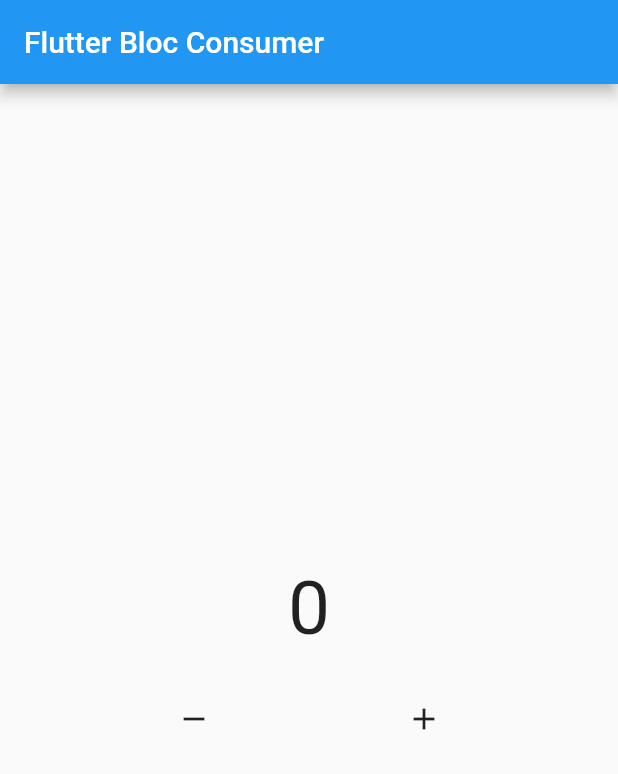
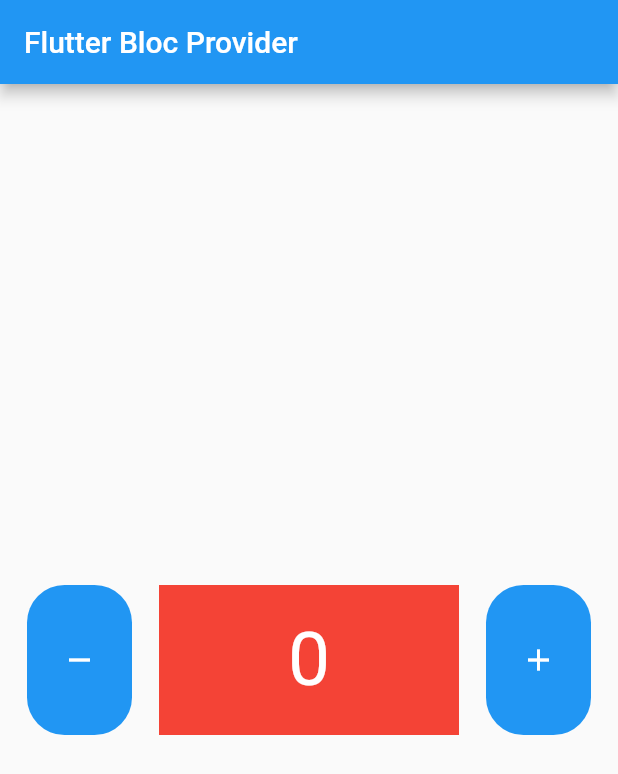
Before and after one commit to juragancode/latihan_bloc, a Flutter app: the screen it shows after launch, after a tap on the "remove" icon, after a tap on the "add" icon, on a phone screen of 412 x 824 dp. Shown: the top 774 px of the screen. Run offline on Flutter 3.47's test engine with Material 2 defaults, Android fonts, the phone set to English and light mode, and no system bars; our stand-ins replace bloc, flutter_bloc.

Commit message:
Bloc Provider

```diff
--- a/lib/main.dart
+++ b/lib/main.dart
@@ -1,4 +1,6 @@
 import 'package:flutter/material.dart';
+import 'package:flutter_bloc/flutter_bloc.dart';
+import 'package:latihan_bloc/bloc/counter.dart';
 import 'package:latihan_bloc/pages/home.dart';
 
 void main() {
@@ -11,8 +13,11 @@ class MyApp extends StatelessWidget {
   // This widget is the root of your application.
   @override
   Widget build(BuildContext context) {
-    return MaterialApp(
-      home: HomePage(),
+    return BlocProvider(
+      create: (context) => Counter(),
+      child: MaterialApp(
+        home: HomePage(),
+      ),
     );
   }
 }
--- /dev/null
+++ b/lib/pages/center_widget.dart
@@ -0,0 +1,27 @@
+import 'package:flutter/material.dart';
+import 'package:flutter_bloc/flutter_bloc.dart';
+import 'package:latihan_bloc/bloc/counter.dart';
+
+class CenterWidget extends StatelessWidget {
+  const CenterWidget({
+    Key? key,
+  }) : super(key: key);
+
+  @override
+  Widget build(BuildContext context) {
+    Counter myCounter = BlocProvider.of<Counter>(context);
+    return Center(
+      child: BlocBuilder(
+        bloc: myCounter,
+        builder: (context, state) {
+          return Center(
+            child: Text(
+              "$state",
+              style: TextStyle(fontSize: 50, color: Colors.white),
+            ),
+          );
+        },
+      ),
+    );
+  }
+}
--- /dev/null
+++ b/lib/pages/data_widget.dart
@@ -0,0 +1,18 @@
+import 'package:flutter/material.dart';
+import 'package:latihan_bloc/pages/center_widget.dart';
+
+class DataWidget extends StatelessWidget {
+  const DataWidget({
+    Key? key,
+  }) : super(key: key);
+
+  @override
+  Widget build(BuildContext context) {
+    return Container(
+      height: 100,
+      width: 200,
+      color: Colors.red,
+      child: CenterWidget(),
+    );
+  }
+}
--- a/lib/pages/home.dart
+++ b/lib/pages/home.dart
@@ -1,94 +1,58 @@
+import 'dart:developer';
+
 import 'package:flutter/material.dart';
 import 'package:flutter_bloc/flutter_bloc.dart';
 import 'package:latihan_bloc/bloc/counter.dart';
+import 'package:latihan_bloc/pages/data_widget.dart';
 
 class HomePage extends StatelessWidget {
-  Counter mycounter = Counter(inisialData: 0);
-
   @override
   Widget build(BuildContext context) {
+    Counter myCounter = BlocProvider.of<Counter>(context);
     return Scaffold(
       appBar: AppBar(
-        title: Text("Flutter Bloc Consumer"),
+        title: Text("Flutter Bloc Provider"),
       ),
       body: Column(
         mainAxisAlignment: MainAxisAlignment.center,
         children: [
-          BlocConsumer<Counter, int>(
-            bloc: mycounter,
-            builder: (context, state) {
-              return Center(
-                child: Text(
-                  "$state",
-                  style: TextStyle(
-                    fontSize: 50,
-                  ),
-                ),
-              );
-            },
-            listener: (context, state) {
-              ScaffoldMessenger.of(context).showSnackBar(
-                SnackBar(
-                  content: Text("Kelipatan 5!"),
-                  duration: Duration(milliseconds: 500),
-                ),
-              );
-            },
-            listenWhen: (previous, current) {
-              if (current % 5 == 0) {
-                return true;
-              } else {
-                return false;
-              }
-            },
-          ),
-
-          // BlocListener<Counter, int>(
-          //   bloc: mycounter,
-          //   listener: (context, state) {
-          //     ScaffoldMessenger.of(context).showSnackBar(
-          //       SnackBar(
-          //         content: Text("Kelipatan 5!"),
-          //         duration: Duration(milliseconds: 500),
-          //       ),
-          //     );
-          //   },
-          //   listenWhen: (previous, current) {
-          //     if (current % 5 == 0) {
-          //       return true;
-          //     } else {
-          //       return false;
-          //     }
-          //   },
-          //   child: BlocBuilder<Counter, int>(
-          //     bloc: mycounter,
-          //     builder: (context, state) {
-          //       return Center(
-          //         child: Text(
-          //           "$state",
-          //           style: TextStyle(
-          //             fontSize: 50,
-          //           ),
-          //         ),
-          //       );
-          //     },
-          //   ),
-          // ),
-          SizedBox(height: 20),
           Row(
             mainAxisAlignment: MainAxisAlignment.spaceEvenly,
             children: [
-              IconButton(
-                onPressed: () {
-                  mycounter.kurangData();
-                },
-                icon: const Icon(Icons.remove),
+              Material(
+                borderRadius: BorderRadius.circular(25),
+                color: Colors.blue,
+                child: InkWell(
+                  borderRadius: BorderRadius.circular(25),
+                  onTap: () {
+                    myCounter.kurangData();
+                  },
+                  child: const SizedBox(
+                    height: 100,
+                    width: 70,
+                    child: Center(
+                      child: Icon(Icons.remove, color: Colors.white),
+                    ),
+                  ),
+                ),
               ),
-              IconButton(
-                onPressed: () {
-                  mycounter.tambahData();
-                },
-                icon: const Icon(Icons.add),
+              DataWidget(),
+              Material(
+                borderRadius: BorderRadius.circular(25),
+                color: Colors.blue,
+                child: InkWell(
+                  borderRadius: BorderRadius.circular(25),
+                  onTap: () {
+                    myCounter.tambahData();
+                  },
+                  child: const SizedBox(
+                    height: 100,
+                    width: 70,
+                    child: Center(
+                      child: Icon(Icons.add, color: Colors.white),
+                    ),
+                  ),
+                ),
               ),
             ],
           ),
```
